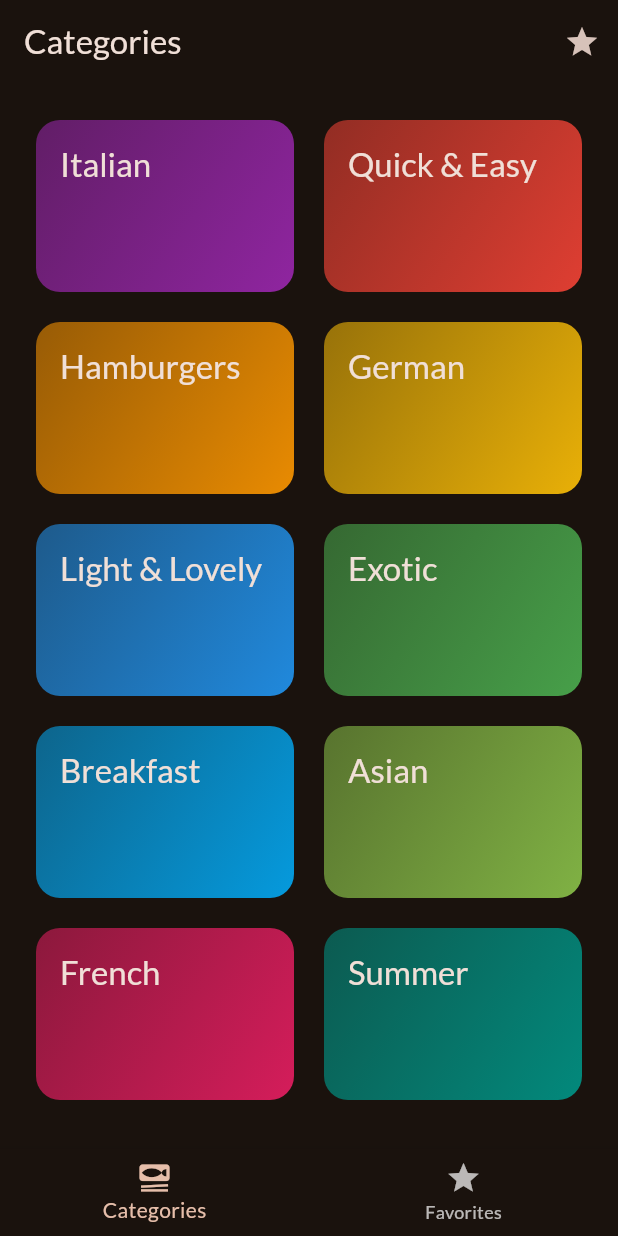
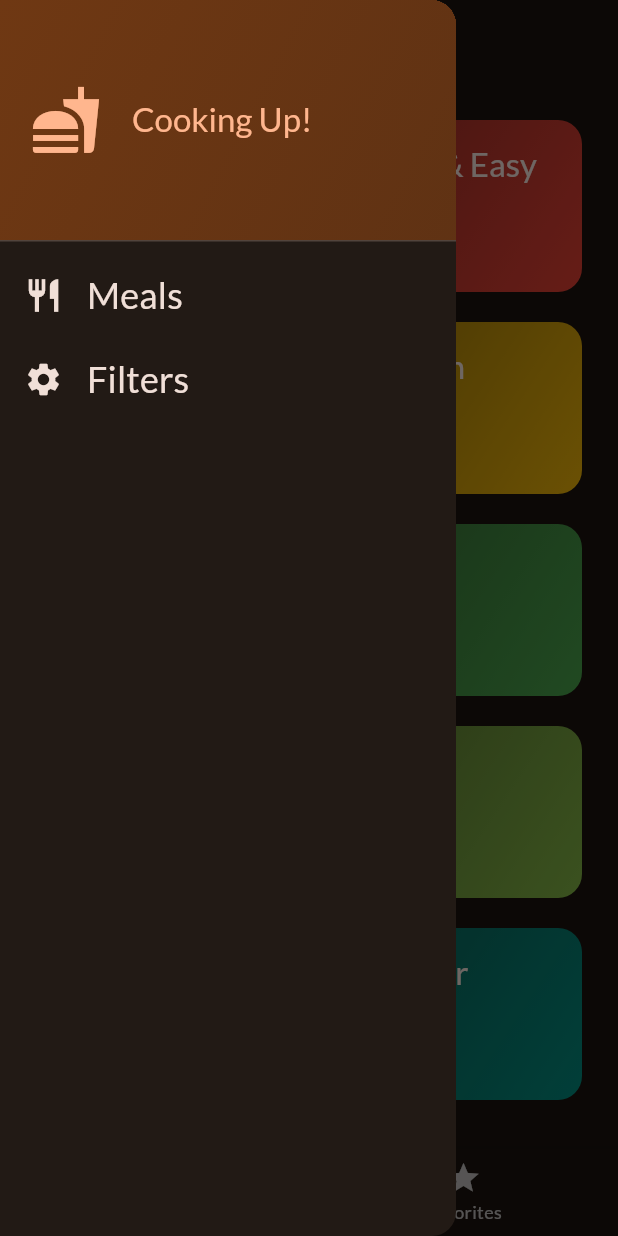
Before and after one commit to kunihei/meals, a Flutter app: the screen it shows after launch, with the side drawer open (before the commit the screen has no drawer), on a phone screen of 412 x 824 dp. Run offline on Flutter 3.47's test engine with Material 3 defaults, Android fonts, the phone set to English and light mode, and no system bars; our stand-ins replace google_fonts, transparent_image.

```diff
--- a/lib/screen/tabs.dart
+++ b/lib/screen/tabs.dart
@@ -2,6 +2,7 @@ import 'package:flutter/material.dart';
 import 'package:meals/models/meal.dart';
 import 'package:meals/screen/categories.dart';
 import 'package:meals/screen/meals.dart';
+import 'package:meals/widget/main_drawer.dart';
 
 class TabsScreen extends StatefulWidget {
   const TabsScreen({super.key});
@@ -46,6 +47,14 @@ class _TabsState extends State<TabsScreen> {
     });
   }
 
+  void _setScreen(String identifier) {
+    if (identifier == 'filters') {
+
+    } else {
+      Navigator.of(context).pop();
+    }
+  }
+
   @override
   Widget build(BuildContext context) {
     Widget activePage = CategoriesScreen(
@@ -63,13 +72,8 @@ class _TabsState extends State<TabsScreen> {
     return Scaffold(
       appBar: AppBar(
         title: Text(activePageTitle),
-        actions: [
-          IconButton(
-            onPressed: () {},
-            icon: Icon(Icons.star),
-          ),
-        ],
       ),
+      drawer: MainDrawer(onSelectScreen: _setScreen,),
       body: activePage,
       bottomNavigationBar: BottomNavigationBar(
         onTap: _selectPage,
--- /dev/null
+++ b/lib/widget/main_drawer.dart
@@ -0,0 +1,88 @@
+import 'package:flutter/material.dart';
+
+class MainDrawer extends StatelessWidget {
+  const MainDrawer({
+    super.key,
+    required this.onSelectScreen,
+  });
+
+  final Function(String identifier) onSelectScreen;
+
+  @override
+  Widget build(BuildContext context) {
+    return Drawer(
+      child: Column(
+        children: [
+          DrawerHeader(
+            padding: EdgeInsets.all(20),
+            decoration: BoxDecoration(
+              gradient: LinearGradient(
+                colors: [
+                  Theme.of(context).colorScheme.primaryContainer,
+                  Theme.of(context)
+                      .colorScheme
+                      .primaryContainer
+                      .withValues(alpha: 0.8),
+                ],
+                begin: Alignment.topLeft,
+                end: Alignment.bottomRight,
+              ),
+            ),
+            child: Row(
+              children: [
+                Icon(
+                  Icons.fastfood,
+                  size: 48,
+                  color: Theme.of(context).colorScheme.primary,
+                ),
+                SizedBox(
+                  width: 20,
+                ),
+                Text(
+                  'Cooking Up!',
+                  style: Theme.of(context).textTheme.titleLarge!.copyWith(
+                        color: Theme.of(context).colorScheme.primary,
+                      ),
+                ),
+              ],
+            ),
+          ),
+          ListTile(
+            leading: Icon(
+              Icons.restaurant,
+              size: 26,
+              color: Theme.of(context).colorScheme.onSurface,
+            ),
+            title: Text(
+              'Meals',
+              style: Theme.of(context).textTheme.titleSmall!.copyWith(
+                    color: Theme.of(context).colorScheme.onSurface,
+                    fontSize: 24,
+                  ),
+            ),
+            onTap: () {
+              onSelectScreen('meals');
+            },
+          ),
+          ListTile(
+            leading: Icon(
+              Icons.settings,
+              size: 26,
+              color: Theme.of(context).colorScheme.onSurface,
+            ),
+            title: Text(
+              'Filters',
+              style: Theme.of(context).textTheme.titleSmall!.copyWith(
+                    color: Theme.of(context).colorScheme.onSurface,
+                    fontSize: 24,
+                  ),
+            ),
+            onTap: () {
+              onSelectScreen('filters');
+            },
+          ),
+        ],
+      ),
+    );
+  }
+}
```
Also changed, not shown: lib/screen/filters.dart (added, +52 -0 lines).
